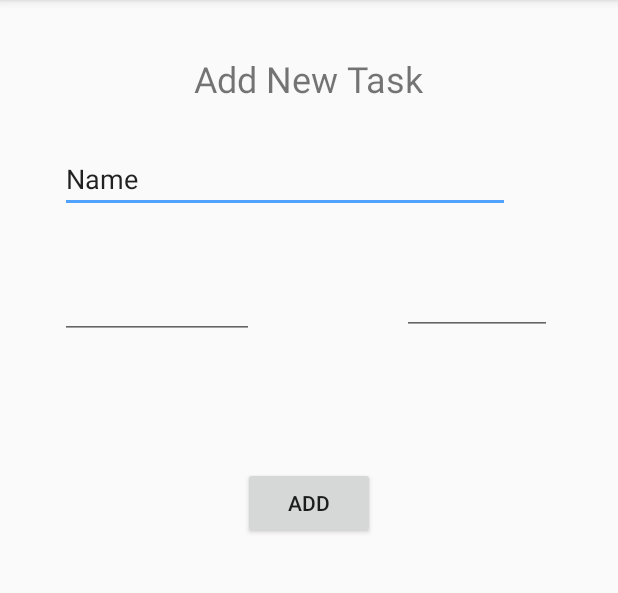
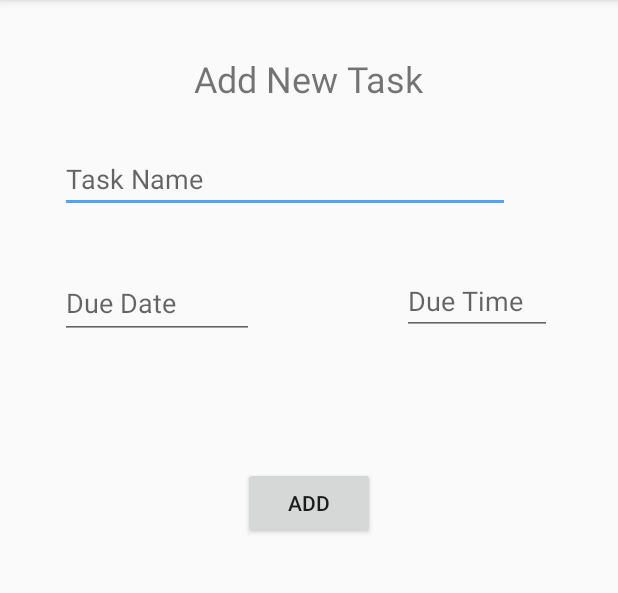
Before and after one commit to PPB-181511057-Muhammad-Zaki-Devara/tidyv2, an Android app: the screen it shows after launch (AddTaskActivity), after a tap on an icon or button, on a phone screen of 412 x 824 dp, the part 84-677 px from its top. Run offline under Robolectric (Android 15) with nearby library versions, the phone set to English and light mode, and no system bars; our stand-ins replace Room's generated code.

Commit message:
minor fix

```diff
--- a/app/src/main/java/com/deva/tidyv2/AddTaskActivity.java
+++ b/app/src/main/java/com/deva/tidyv2/AddTaskActivity.java
@@ -31,7 +31,7 @@ public class AddTaskActivity extends AppCompatActivity {
         setContentView(R.layout.add_task);
         Bundle b = getIntent().getExtras();
 
-        Toast.makeText(this, Integer.toString(b.getInt("taskNumber")),
+        Toast.makeText(this, "Task " + Integer.toString(b.getInt("taskNumber")),
                 Toast.LENGTH_SHORT).show();
 
         taskName = (EditText) findViewById(R.id.taskName);
--- a/app/src/main/java/com/deva/tidyv2/MainActivity.java
+++ b/app/src/main/java/com/deva/tidyv2/MainActivity.java
@@ -52,7 +52,7 @@ public class MainActivity extends AppCompatActivity {
     public void onClick(View view){
         Intent i = new Intent("com.deva.tidy.AddTaskActivity");
         Bundle b = new Bundle();
-//        b.putInt("taskNumber", myDataset.size()+1);
+        b.putInt("taskNumber", mTaskViewModel.getAllTasks().getValue().size()+1);
         i.putExtras(b);
         startActivityForResult(i, ADD_TASK_REQUEST_CODE);
     }
@@ -68,12 +68,4 @@ public class MainActivity extends AppCompatActivity {
         }
     }
 
-    @Override
-    protected void onPause(){
-        super.onPause();
-        for(int i = 0; i < mTaskViewModel.getAllTasks().getValue().size(); i++){
-            Task t = mTaskViewModel.getAllTasks().getValue().get(i);
-            mTaskViewModel.update(t);
-        }
-    }
 }
--- a/app/src/main/java/com/deva/tidyv2/TaskListAdapter.java
+++ b/app/src/main/java/com/deva/tidyv2/TaskListAdapter.java
@@ -10,6 +10,8 @@ import android.widget.CompoundButton;
 import android.widget.TextView;
 
 import androidx.constraintlayout.widget.ConstraintLayout;
+import androidx.lifecycle.ViewModelProvider;
+import androidx.lifecycle.ViewModelStoreOwner;
 import androidx.recyclerview.widget.RecyclerView;
 
 import java.text.SimpleDateFormat;
@@ -21,6 +23,7 @@ public class TaskListAdapter extends RecyclerView.Adapter<TaskListAdapter.MyView
     //Menyimpan cached tasks
     private List<Task> mTasks;
     private final LayoutInflater mInflater;
+    private TaskViewModel vm;
 
     public static class MyViewHolder extends RecyclerView.ViewHolder{
         public ConstraintLayout constraintLayout;
@@ -30,7 +33,10 @@ public class TaskListAdapter extends RecyclerView.Adapter<TaskListAdapter.MyView
         }
     }
 
-    public TaskListAdapter(Context context) { mInflater = LayoutInflater.from(context); }
+    public TaskListAdapter(Context context) {
+        mInflater = LayoutInflater.from(context);
+        vm = new ViewModelProvider((MainActivity)context).get(TaskViewModel.class);
+    }
 
     @Override
     public MyViewHolder onCreateViewHolder(ViewGroup parent, int viewType){
@@ -49,7 +55,7 @@ public class TaskListAdapter extends RecyclerView.Adapter<TaskListAdapter.MyView
             Task current = mTasks.get(position);
             task.setText(current.getName());
             dueDate.setText(new SimpleDateFormat("dd MMM yyyy").format(current.getDueTimestamp()));
-            dueTime.setText(new SimpleDateFormat("hh:mm").format(current.getDueTimestamp()));
+            dueTime.setText(new SimpleDateFormat("kk:mm").format(current.getDueTimestamp()));
             task.setChecked(current.isDone() ? true: false);
         } else {
             task.setText("No Task");
@@ -59,6 +65,7 @@ public class TaskListAdapter extends RecyclerView.Adapter<TaskListAdapter.MyView
         task.setOnCheckedChangeListener(new CompoundButton.OnCheckedChangeListener() {
             public void onCheckedChanged(CompoundButton buttonView, boolean isChecked) {
                 mTasks.get(pos).setDone(isChecked);
+                vm.update(mTasks.get(pos));
             }
         });
     }
--- a/app/src/main/res/layout/add_task.xml
+++ b/app/src/main/res/layout/add_task.xml
@@ -27,9 +27,9 @@
         android:width="300dp"
         android:ems="10"
         android:inputType="textPersonName"
-        android:text="Name"
         app:layout_constraintStart_toStartOf="parent"
-        app:layout_constraintTop_toBottomOf="@+id/textView" />
+        app:layout_constraintTop_toBottomOf="@+id/textView"
+        android:hint="Task Name" />
 
     <EditText
         android:id="@+id/dueDate"
@@ -39,6 +39,7 @@
         android:width="200dp"
         android:ems="10"
         android:inputType="date"
+        android:hint="Due Date"
         app:layout_constraintEnd_toStartOf="@+id/dueTime"
         app:layout_constraintHorizontal_bias="0.0"
         app:layout_constraintStart_toStartOf="@+id/taskName"
@@ -52,6 +53,7 @@
         android:width="100dp"
         android:ems="10"
         android:inputType="time"
+        android:hint="Due Time"
         app:layout_constraintEnd_toEndOf="parent"
         app:layout_constraintTop_toTopOf="@+id/dueDate" />
 
```
